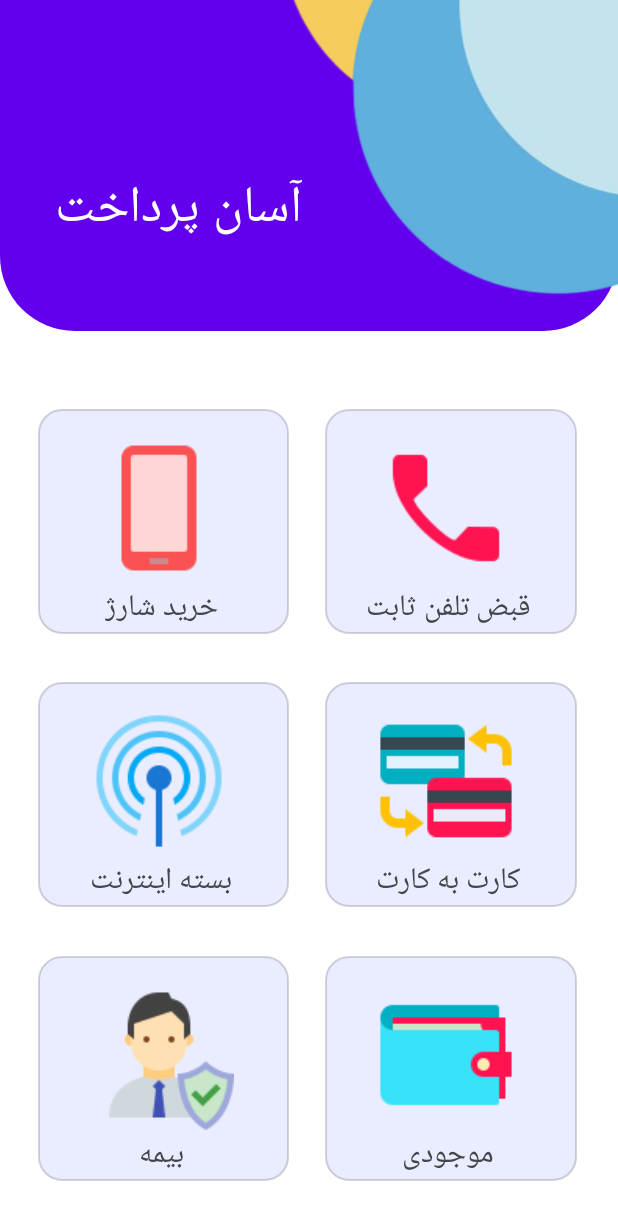
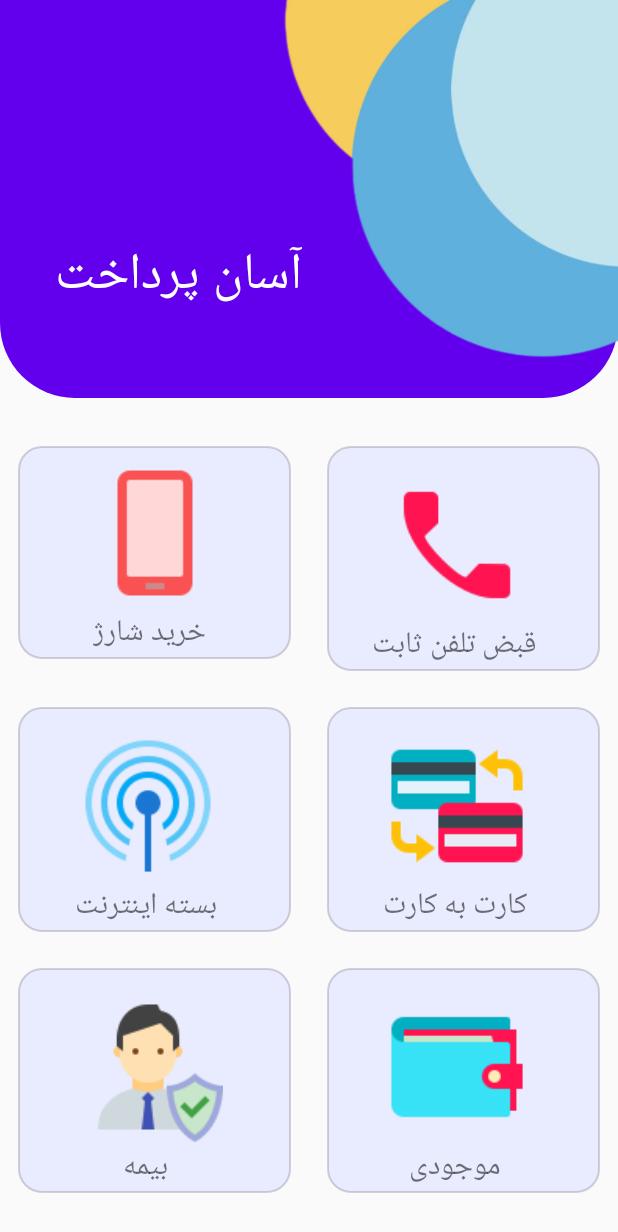
Before and after one commit to baharkarami/Mobile_And_Landline_Charging, an Android app: the screen it shows after launch (MainActivity), on a phone screen of 412 x 824 dp. Shown: the top 1232 px of the screen. Run offline under Robolectric (Android 15) with nearby library versions, the phone set to English and light mode, and no system bars.

Commit message:
Some UI changes were made.

```diff
--- a/app/build.gradle
+++ b/app/build.gradle
@@ -14,6 +14,10 @@ android {
         versionName "1.0"
 
         testInstrumentationRunner "androidx.test.runner.AndroidJUnitRunner"
+    }
+
+    buildFeatures {
+        viewBinding true
     }
 
     buildTypes {
--- a/app/src/main/AndroidManifest.xml
+++ b/app/src/main/AndroidManifest.xml
@@ -9,7 +9,7 @@
         android:icon="@mipmap/ic_launcher"
         android:label="@string/app_name"
         android:supportsRtl="true"
-        android:theme="@style/Theme.Mobile_And_Landline_Charging"
+        android:theme="@style/Theme.AppCompat.Light.NoActionBar"
         tools:targetApi="31">
         <activity
             android:name=".ChargeActivity"
@@ -28,7 +28,7 @@
         </activity>
         <activity
             android:name=".MainActivity"
-            android:exported="false" />
+            android:exported="true" />
     </application>
 
 </manifest>
--- a/app/src/main/java/ir/shariaty/mobile_and_landline_charging/MainActivity.java
+++ b/app/src/main/java/ir/shariaty/mobile_and_landline_charging/MainActivity.java
@@ -4,14 +4,16 @@ import androidx.appcompat.app.AppCompatActivity;
 
 import android.os.Bundle;
 
+import ir.shariaty.mobile_and_landline_charging.databinding.ActivityMainBinding;
+
 public class MainActivity extends AppCompatActivity {
 
+    ActivityMainBinding binding;
     @Override
     protected void onCreate(Bundle savedInstanceState) {
         super.onCreate(savedInstanceState);
-        setContentView(R.layout.activity_main);
 
-        getSupportActionBar().hide();
-
+        binding=ActivityMainBinding.inflate(getLayoutInflater());
+        setContentView(binding.getRoot());
     }
 }
--- a/app/src/main/java/ir/shariaty/mobile_and_landline_charging/SplashActivity.java
+++ b/app/src/main/java/ir/shariaty/mobile_and_landline_charging/SplashActivity.java
@@ -6,14 +6,14 @@ import android.content.Intent;
 import android.os.Bundle;
 import android.os.Handler;
 
+import ir.shariaty.mobile_and_landline_charging.databinding.ActivityMainBinding;
+
 public class SplashActivity extends AppCompatActivity {
 
     @Override
     protected void onCreate(Bundle savedInstanceState) {
         super.onCreate(savedInstanceState);
         setContentView(R.layout.activity_splash);
-
-        getSupportActionBar().hide();
 
         new Handler().postDelayed(new Runnable() {
             @Override
--- a/app/src/main/res/layout/activity_main.xml
+++ b/app/src/main/res/layout/activity_main.xml
@@ -6,17 +6,25 @@
     android:layout_height="match_parent"
     tools:context=".MainActivity">
 
+    <ScrollView
+        android:id="@+id/scrollView2"
+        android:layout_width="match_parent"
+        android:layout_height="match_parent"
+        app:layout_constraintBottom_toBottomOf="parent"
+        app:layout_constraintEnd_toEndOf="parent"
+        app:layout_constraintStart_toStartOf="parent">
+
+        <LinearLayout
+            android:layout_width="match_parent"
+            android:layout_height="wrap_content"
+            android:orientation="vertical" >
+
             <androidx.constraintlayout.widget.ConstraintLayout
                 android:id="@+id/constraintLayout"
                 android:layout_width="match_parent"
                 android:layout_height="265dp"
-        android:layout_marginBottom="86dp"
-        android:background="@drawable/background_top"
-        app:layout_constraintBottom_toTopOf="@+id/linearLayout"
-        app:layout_constraintEnd_toEndOf="parent"
-        app:layout_constraintHorizontal_bias="1.0"
-        app:layout_constraintStart_toStartOf="parent"
-        app:layout_constraintTop_toTopOf="parent">
+
+                android:background="@drawable/background_top">
 
                 <TextView
                     android:id="@+id/textView1"
@@ -36,29 +44,23 @@
 
                 <ImageView
                     android:id="@+id/imageView1"
-            android:layout_width="wrap_content"
-            android:layout_height="wrap_content"
-            android:layout_marginBottom="16dp"
+                    android:layout_width="410dp"
+                    android:layout_height="246dp"
                     app:layout_constraintBottom_toBottomOf="parent"
                     app:layout_constraintEnd_toEndOf="parent"
                     app:layout_constraintHorizontal_bias="0.0"
                     app:layout_constraintStart_toStartOf="@+id/textView1"
+                    app:layout_constraintTop_toTopOf="parent"
+                    app:layout_constraintVertical_bias="0.0"
                     app:srcCompat="@drawable/top" />
 
             </androidx.constraintlayout.widget.ConstraintLayout>
 
             <LinearLayout
-        android:id="@+id/linearLayout"
-        android:layout_width="383dp"
-        android:layout_height="547dp"
-        android:layout_marginStart="8dp"
-        android:layout_marginEnd="8dp"
-        android:layout_marginBottom="16dp"
-        android:orientation="vertical"
-        app:layout_constraintBottom_toBottomOf="parent"
-        app:layout_constraintEnd_toEndOf="parent"
-        app:layout_constraintHorizontal_bias="0.444"
-        app:layout_constraintStart_toStartOf="parent">
+                android:layout_width="match_parent"
+                android:layout_height="match_parent"
+                android:layout_marginTop="20dp"
+                android:orientation="vertical">
 
                 <LinearLayout
                     android:layout_width="match_parent"
@@ -78,12 +80,11 @@
                             android:layout_width="100dp"
                             android:layout_height="100dp"
                             android:layout_marginStart="8dp"
-                    android:layout_marginTop="16dp"
+                            android:layout_marginTop="8dp"
                             android:layout_marginEnd="8dp"
-                    android:layout_marginBottom="8dp"
+                            android:layout_marginBottom="16dp"
                             app:layout_constraintBottom_toTopOf="@+id/lblBuyCharge"
                             app:layout_constraintEnd_toEndOf="parent"
-                    app:layout_constraintHorizontal_bias="0.436"
                             app:layout_constraintStart_toStartOf="parent"
                             app:layout_constraintTop_toTopOf="parent"
                             app:srcCompat="@mipmap/smartphone" />
@@ -94,7 +95,6 @@
                             android:layout_height="wrap_content"
                             android:layout_marginStart="33dp"
                             android:text="خرید شارژ"
-                    android:textColor="@color/material_dynamic_neutral30"
                             android:textSize="20sp"
                             app:layout_constraintEnd_toEndOf="@+id/imgBuyCharge"
                             app:layout_constraintStart_toStartOf="parent"
@@ -129,7 +129,6 @@
                             android:layout_height="wrap_content"
                             android:layout_marginStart="33dp"
                             android:text="قبض تلفن ثابت"
-                    android:textColor="@color/material_dynamic_neutral30"
                             android:textSize="20sp"
                             app:layout_constraintEnd_toEndOf="@+id/imgPayBill"
                             app:layout_constraintStart_toStartOf="parent"
@@ -172,7 +171,6 @@
                             android:layout_height="wrap_content"
                             android:layout_marginStart="33dp"
                             android:text="بسته اینترنت"
-                    android:textColor="@color/material_dynamic_neutral30"
                             android:textSize="20sp"
                             app:layout_constraintEnd_toEndOf="@+id/imgBuyInternet"
                             app:layout_constraintStart_toStartOf="parent"
@@ -207,7 +205,6 @@
                             android:layout_height="wrap_content"
                             android:layout_marginStart="33dp"
                             android:text="کارت به کارت"
-                    android:textColor="@color/material_dynamic_neutral30"
                             android:textSize="20sp"
                             app:layout_constraintEnd_toEndOf="@+id/imgCardExchange"
                             app:layout_constraintStart_toStartOf="parent"
@@ -250,7 +247,6 @@
                             android:layout_height="wrap_content"
                             android:layout_marginStart="33dp"
                             android:text="بیمه"
-                    android:textColor="@color/material_dynamic_neutral30"
                             android:textSize="20sp"
                             app:layout_constraintEnd_toEndOf="@+id/imgInsurance"
                             app:layout_constraintStart_toStartOf="parent"
@@ -285,7 +281,6 @@
                             android:layout_height="wrap_content"
                             android:layout_marginStart="33dp"
                             android:text="موجودی"
-                    android:textColor="@color/material_dynamic_neutral30"
                             android:textSize="20sp"
                             app:layout_constraintEnd_toEndOf="@+id/imgWallet"
                             app:layout_constraintStart_toStartOf="parent"
@@ -296,4 +291,7 @@
 
             </LinearLayout>
 
+        </LinearLayout>
+    </ScrollView>
+
 </androidx.constraintlayout.widget.ConstraintLayout>
```
Also changed, not shown: app/src/main/java/ir/shariaty/mobile_and_landline_charging/ChargeActivity.java (+6 -3 lines), app/src/main/java/ir/shariaty/mobile_and_landline_charging/LandlineActivity.java (+6 -3 lines), app/src/main/res/layout/activity_charge.xml (+60 -77 lines), app/src/main/res/layout/activity_landline.xml (+36 -29 lines), app/src/main/res/drawable/irancel.png (deleted). Lines whose indentation alone changed are shown as unchanged.
